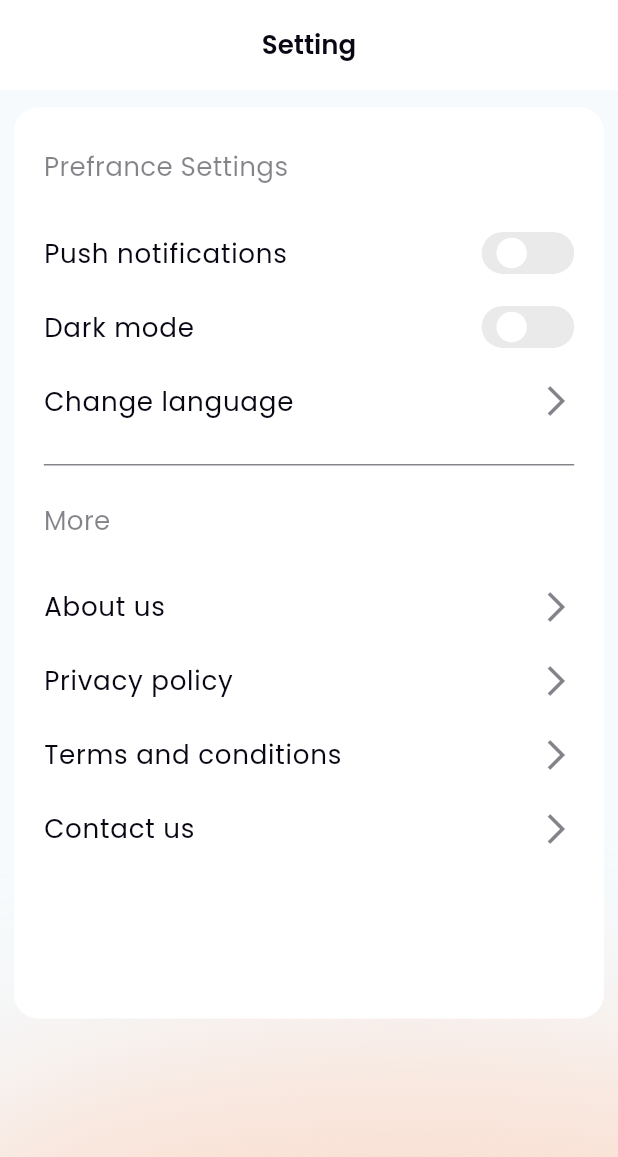
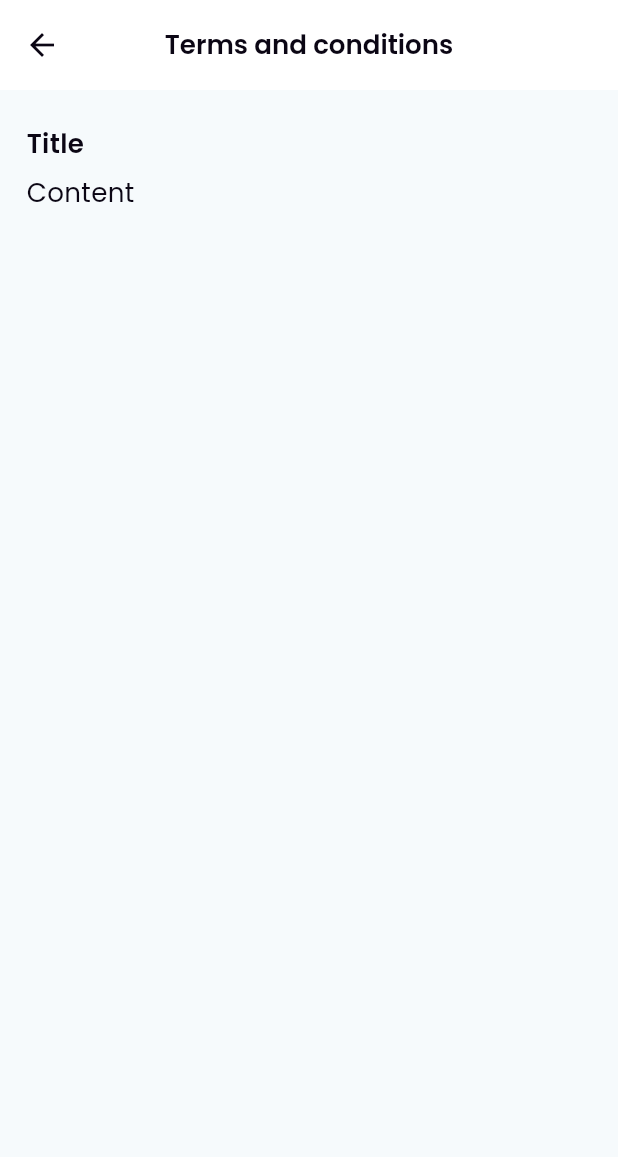
Before and after one commit to KhaledRamadan880/IU-Mushaf, a Flutter app: the SettingsView screen opened directly, after a tap on "Terms and conditions", on a phone screen of 412 x 824 dp. Shown: the top 1157 px of the screen. Run offline on Flutter 3.47's test engine with Material 3 defaults, Android fonts, the light colour scheme and no system bars; our stand-ins replace device_preview, flutter_bloc, flutter_screenutil, flutter_svg, get_it, just_audio and 4 more; accounts and stored records are empty.

Commit message:
Add Setting List Tiles Views

```diff
--- a/lib/core/imports/imports.dart
+++ b/lib/core/imports/imports.dart
@@ -17,3 +17,4 @@ export 'package:iu_mushaf/features/mushaf/data/models/mushafs_model.dart';
 export 'package:iu_mushaf/core/media_player/media_player.dart';
 export 'package:iu_mushaf/features/quran_audio/presentation/cubit/quran_audio_cubit.dart';
 export 'package:iu_mushaf/core/widgets/custom_text_field.dart';
+export 'package:iu_mushaf/core/widgets/custom_app_bar.dart';
--- a/lib/core/widgets/custom_text.dart
+++ b/lib/core/widgets/custom_text.dart
@@ -4,7 +4,7 @@ class CustomText extends StatelessWidget {
   const CustomText(
     this.title, {
     super.key,
-    this.style,
+    required this.style,
     this.textDirection,
     this.textAlign,
     this.lightColor,
@@ -12,7 +12,7 @@ class CustomText extends StatelessWidget {
   });
 
   final String title;
-  final TextStyle? style;
+  final TextStyle style;
   final TextDirection? textDirection;
   final TextAlign? textAlign;
   final Color? lightColor;
@@ -24,7 +24,7 @@ class CustomText extends StatelessWidget {
       builder: (context, state) {
         return Text(
           title,
-          style: style!.copyWith(
+          style: style.copyWith(
             color: context.read<GlobalCubit>().isDark
                 ? AppColors.white
                 : lightColor ?? AppColors.black,
--- a/lib/features/settings/presentation/views/settings_view.dart
+++ b/lib/features/settings/presentation/views/settings_view.dart
@@ -1,5 +1,4 @@
 import 'package:iu_mushaf/core/imports/imports.dart';
-import 'package:iu_mushaf/core/widgets/custom_app_bar.dart';
 import 'package:iu_mushaf/features/settings/presentation/widgets/setting_view_body.dart';
 
 class SettingsView extends StatelessWidget {
--- /dev/null
+++ b/lib/features/settings/presentation/views/terms_and_conditions_view.dart
@@ -0,0 +1,35 @@
+import 'package:iu_mushaf/core/imports/imports.dart';
+
+class TermsAndConditionsView extends StatelessWidget {
+  const TermsAndConditionsView({super.key});
+
+  @override
+  Widget build(BuildContext context) {
+    return Scaffold(
+      appBar: customAppBar(context,
+          title: AppStrings.termsAndConditions, showPop: true),
+      body: Padding(
+        padding: EdgeInsets.symmetric(
+          vertical: 24.responsiveHeight(context),
+          horizontal: 16.responsiveWidth(context),
+        ),
+        child: Column(
+          crossAxisAlignment: CrossAxisAlignment.start,
+          children: [
+            //! Use This for Title
+            CustomText(
+              "Title",
+              style: Styles.style18SemiBold(context),
+            ),
+            SizedBox(height: 8.responsiveHeight(context)),
+            //! Use This for Content
+            CustomText(
+              "Content",
+              style: Styles.style18(context),
+            ),
+          ],
+        ),
+      ),
+    );
+  }
+}
--- a/lib/features/settings/presentation/widgets/setting_view_body.dart
+++ b/lib/features/settings/presentation/widgets/setting_view_body.dart
@@ -4,10 +4,23 @@ import 'package:iu_mushaf/features/settings/presentation/widgets/components/push
 import 'package:iu_mushaf/features/settings/presentation/widgets/custom_list_tile.dart';
 import 'package:iu_mushaf/features/splash/presentation/views/splash_view.dart';
 
+import '../views/about_us_view.dart';
+import '../views/contact_us_view.dart';
+import '../views/privacy_policy_view.dart';
+import '../views/terms_and_conditions_view.dart';
+
 class SettingViewBody extends StatelessWidget {
   const SettingViewBody({
     super.key,
   });
+
+  navigator(context, Widget screen) {
+    return PersistentNavBarNavigator.pushNewScreen(
+      context,
+      screen: screen,
+      withNavBar: false,
+    );
+  }
 
   @override
   Widget build(BuildContext context) {
@@ -90,22 +103,30 @@ class SettingViewBody extends StatelessWidget {
               //* About Us
               CustomListTile(
                 title: AppStrings.aboutUs,
-                onTap: () {},
+                onTap: () {
+                  navigator(context, const AboutUsView());
+                },
               ),
               //* Privacy Policy
               CustomListTile(
                 title: AppStrings.privacyPolicy,
-                onTap: () {},
+                onTap: () {
+                  navigator(context, const PrivacyPolicyView());
+                },
               ),
               //* Terms and Conditions
               CustomListTile(
                 title: AppStrings.termsAndConditions,
-                onTap: () {},
+                onTap: () {
+                  navigator(context, const TermsAndConditionsView());
+                },
               ),
               //* Contact Us
               CustomListTile(
                 title: AppStrings.contactUs,
-                onTap: () {},
+                onTap: () {
+                  navigator(context, const ContactUsView());
+                },
               ),
             ],
           ),
```
Also changed, not shown: lib/features/settings/presentation/views/about_us_view.dart (added, +34 -0 lines), lib/features/settings/presentation/views/contact_us_view.dart (added, +34 -0 lines), lib/features/settings/presentation/views/privacy_policy_view.dart (added, +34 -0 lines).
